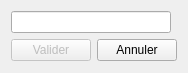
The window that application/ui/refill_note.ui (nils-van-zuijlen/Enibar) describes before a commit, drawn with Qt 5.
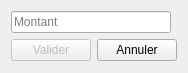
The same window after the commit. Custom widgets are drawn as their Qt base class.

Commit message:
Add a reason_input in the EmptyNote window.
Fixes #89

The edit to the form file:
```diff
--- a/application/ui/refill_note.ui
+++ b/application/ui/refill_note.ui
@@ -14,8 +14,8 @@
    <string>Recharger une note</string>
   </property>
   <layout class="QGridLayout" name="gridLayout_2">
-   <item row="3" column="0" colspan="2">
-    <layout class="QGridLayout" name="gridLayout">
+   <item row="4" column="0" colspan="2">
+    <layout class="QGridLayout" name="button_layout">
      <item row="0" column="0">
       <widget class="QPushButton" name="valid_button">
        <property name="enabled">
@@ -44,8 +44,16 @@
      </item>
     </layout>
    </item>
-   <item row="2" column="0">
-    <widget class="Input" name="to_add"/>
+   <item row="3" column="0">
+    <layout class="QGridLayout" name="main_layout">
+     <item row="0" column="0">
+      <widget class="Input" name="to_add">
+       <property name="placeholderText">
+        <string>Montant</string>
+       </property>
+      </widget>
+     </item>
+    </layout>
    </item>
   </layout>
  </widget>
```
The commit also changes 1 other file.
